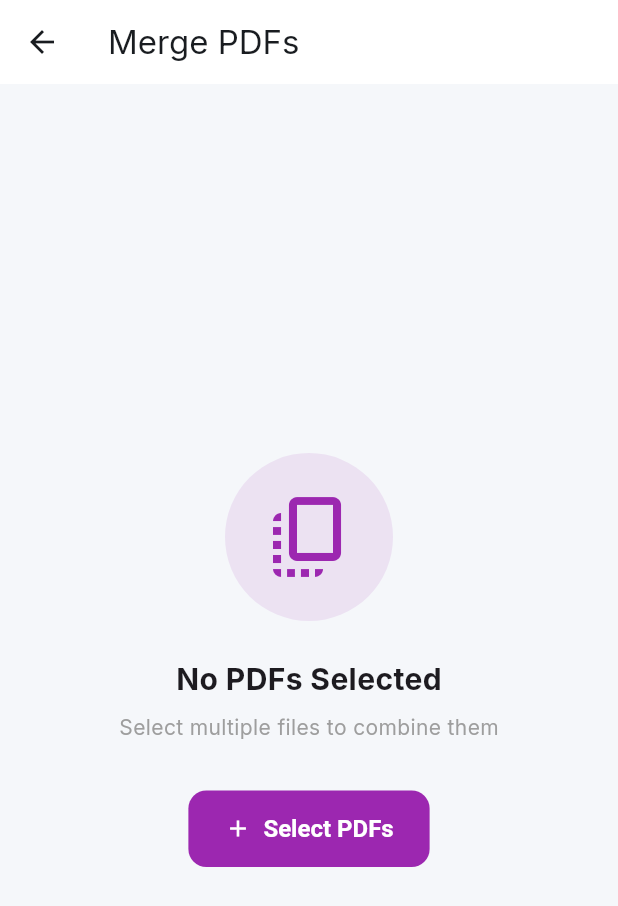
After one commit to hemantrajsen/MintPDF-App, a Flutter app: the MergePdfScreen screen opened directly, after a tap on "Select PDFs", on a phone screen of 412 x 824 dp. The commit adds this screen. Shown: the top 906 px of the screen. Run offline on Flutter 3.47's test engine with Material 3 defaults, Android fonts, the phone set to English and light mode, and no system bars; our stand-ins replace file_picker, flutter_riverpod, google_fonts, image_picker, open_file, reorderable_grid_view and 1 more; missing offline and left inert: pdf_render, syncfusion_flutter_pdf.

Commit message:
Added the feature: Merge PDF and drag and drop to the Image to PDF

```diff
--- /dev/null
+++ b/lib/features/pdf_processing/presentation/merge_pdf_controller.dart
@@ -0,0 +1,132 @@
+import 'dart:io';
+import 'package:flutter_riverpod/flutter_riverpod.dart';
+import 'package:file_picker/file_picker.dart';
+import 'package:mintpdf/features/pdf_processing/data/providers.dart';
+import 'package:share_plus/share_plus.dart';
+
+class MergePdfState {
+  final bool isLoading;
+  final bool isMerging;
+  final List<File> selectedFiles;
+  final File? mergedPdf;
+  final String? error;
+
+  const MergePdfState({
+    this.isLoading = false,
+    this.isMerging = false,
+    this.selectedFiles = const [],
+    this.mergedPdf,
+    this.error,
+  });
+
+  MergePdfState copyWith({
+    bool? isLoading,
+    bool? isMerging,
+    List<File>? selectedFiles,
+    File? mergedPdf,
+    String? error,
+  }) {
+    return MergePdfState(
+      isLoading: isLoading ?? this.isLoading,
+      isMerging: isMerging ?? this.isMerging,
+      selectedFiles: selectedFiles ?? this.selectedFiles,
+      mergedPdf: mergedPdf ?? this.mergedPdf,
+      error: error,
+    );
+  }
+}
+
+class MergePdfNotifier extends StateNotifier<MergePdfState> {
+  final Ref ref;
+
+  MergePdfNotifier(this.ref) : super(const MergePdfState());
+
+  // 1. Pick Multiple PDFs
+  Future<void> pickFiles() async {
+    try {
+      state = state.copyWith(isLoading: true, error: null);
+
+      final result = await FilePicker.platform.pickFiles(
+        type: FileType.custom,
+        allowedExtensions: ['pdf'],
+        allowMultiple: true, // Crucial for merging
+      );
+
+      if (result != null) {
+        final newFiles = result.paths
+            .where((path) => path != null)
+            .map((path) => File(path!))
+            .toList();
+
+        // Append to existing list
+        state = state.copyWith(
+          isLoading: false,
+          selectedFiles: [...state.selectedFiles, ...newFiles],
+        );
+      } else {
+        state = state.copyWith(isLoading: false);
+      }
+    } catch (e) {
+      state = state.copyWith(isLoading: false, error: "Failed to pick files: $e");
+    }
+  }
+
+  // 2. Reorder Files (Drag & Drop logic)
+  void reorderFiles(int oldIndex, int newIndex) {
+    if (oldIndex < newIndex) {
+      newIndex -= 1;
+    }
+    final List<File> newList = List.from(state.selectedFiles);
+    final File item = newList.removeAt(oldIndex);
+    newList.insert(newIndex, item);
+
+    state = state.copyWith(selectedFiles: newList);
+  }
+
+  // 3. Remove a file
+  void removeFile(int index) {
+    final newList = List<File>.from(state.selectedFiles);
+    newList.removeAt(index);
+    state = state.copyWith(selectedFiles: newList);
+  }
+
+  // 4. Execute Merge
+  Future<void> mergeDocuments(String fileName) async {
+    if (state.selectedFiles.length < 2) {
+      state = state.copyWith(error: "Please select at least 2 PDF files");
+      return;
+    }
+
+    try {
+      state = state.copyWith(isMerging: true, error: null);
+
+      final repository = ref.read(pdfRepositoryProvider);
+      final File rawMerged = await repository.mergePdfs(state.selectedFiles);
+
+      // Rename
+      final String dir = rawMerged.parent.path;
+      final String cleanName = fileName.endsWith('.pdf') ? fileName : '$fileName.pdf';
+      final String newPath = '$dir/$cleanName';
+      final File finalFile = await rawMerged.rename(newPath);
+
+      state = state.copyWith(isMerging: false, mergedPdf: finalFile);
+
+      // Share immediately
+      await Share.shareXFiles(
+        [XFile(finalFile.path)],
+        text: 'Merged PDF from MintPDF',
+      );
+
+    } catch (e) {
+      state = state.copyWith(isMerging: false, error: "Merge failed: $e");
+    }
+  }
+
+  void reset() {
+    state = const MergePdfState();
+  }
+}
+
+final mergePdfProvider = StateNotifierProvider<MergePdfNotifier, MergePdfState>((ref) {
+  return MergePdfNotifier(ref);
+});
--- /dev/null
+++ b/lib/features/pdf_processing/presentation/merge_pdf_screen.dart
@@ -0,0 +1,174 @@
+import 'package:flutter/material.dart';
+import 'package:flutter_riverpod/flutter_riverpod.dart';
+import 'package:mintpdf/core/theme/app_colors.dart';
+import 'merge_pdf_controller.dart';
+
+class MergePdfScreen extends ConsumerWidget {
+  const MergePdfScreen({super.key});
+
+  @override
+  Widget build(BuildContext context, WidgetRef ref) {
+    final state = ref.watch(mergePdfProvider);
+    final controller = ref.read(mergePdfProvider.notifier);
+
+    ref.listen(mergePdfProvider, (prev, next) {
+      if (next.error != null) {
+        ScaffoldMessenger.of(context).showSnackBar(
+          SnackBar(content: Text(next.error!), backgroundColor: AppColors.error),
+        );
+      }
+      if (next.mergedPdf != null && prev?.mergedPdf != next.mergedPdf) {
+        ScaffoldMessenger.of(context).showSnackBar(
+          const SnackBar(content: Text("PDF Merged Successfully!"), backgroundColor: AppColors.success),
+        );
+      }
+    });
+
+    return Scaffold(
+      appBar: AppBar(
+        title: const Text("Merge PDFs"),
+        actions: [
+          if (state.selectedFiles.isNotEmpty)
+            IconButton(
+              icon: const Icon(Icons.add),
+              onPressed: () => controller.pickFiles(),
+            ),
+        ],
+      ),
+      floatingActionButton: state.selectedFiles.length >= 2
+          ? FloatingActionButton.extended(
+              onPressed: state.isMerging ? null : () => _showSaveDialog(context, controller),
+              label: Text(state.isMerging ? "Merging..." : "Merge Now"),
+              icon: state.isMerging
+                ? const SizedBox(width: 20, height: 20, child: CircularProgressIndicator(color: Colors.white))
+                : const Icon(Icons.merge_type),
+            )
+          : null,
+      body: state.selectedFiles.isEmpty
+          ? _buildEmptyState(context, controller)
+          : _buildList(context, state, controller),
+    );
+  }
+
+  Widget _buildEmptyState(BuildContext context, MergePdfNotifier controller) {
+    return Center(
+      child: Column(
+        mainAxisAlignment: MainAxisAlignment.center,
+        children: [
+          Container(
+            padding: const EdgeInsets.all(24),
+            decoration: BoxDecoration(
+              color: Colors.purple.withOpacity(0.1),
+              shape: BoxShape.circle,
+            ),
+            child: const Icon(Icons.copy_all, size: 64, color: Colors.purple),
+          ),
+          const SizedBox(height: 24),
+          const Text("No PDFs Selected", style: TextStyle(fontSize: 20, fontWeight: FontWeight.bold)),
+          const SizedBox(height: 8),
+          const Text("Select multiple files to combine them", style: TextStyle(color: Colors.grey)),
+          const SizedBox(height: 32),
+          FilledButton.icon(
+            onPressed: () => controller.pickFiles(),
+            icon: const Icon(Icons.add),
+            label: const Text("Select PDFs"),
+            style: FilledButton.styleFrom(backgroundColor: Colors.purple),
+          ),
+        ],
+      ),
+    );
+  }
+
+  Widget _buildList(BuildContext context, MergePdfState state, MergePdfNotifier controller) {
+    return Column(
+      children: [
+        Padding(
+          padding: const EdgeInsets.all(16.0),
+          child: Text(
+            "Drag items to reorder • ${state.selectedFiles.length} files",
+            style: TextStyle(color: Colors.grey[600], fontSize: 12),
+          ),
+        ),
+        Expanded(
+          child: ReorderableListView.builder(
+            padding: const EdgeInsets.only(bottom: 100),
+            itemCount: state.selectedFiles.length,
+            onReorder: (oldIndex, newIndex) => controller.reorderFiles(oldIndex, newIndex),
+            itemBuilder: (context, index) {
+              final file = state.selectedFiles[index];
+              final fileName = file.path.split('/').last;
+
+              return Card(
+                key: ValueKey(file.path), // Important for ReorderableListView
+                margin: const EdgeInsets.symmetric(horizontal: 16, vertical: 4),
+                elevation: 0,
+                color: Theme.of(context).cardTheme.color,
+                shape: RoundedRectangleBorder(
+                  borderRadius: BorderRadius.circular(12),
+                  side: BorderSide(color: Colors.grey.withOpacity(0.2)),
+                ),
+                child: ListTile(
+                  leading: Container(
+                    padding: const EdgeInsets.all(8),
+                    decoration: BoxDecoration(
+                      color: Colors.red.withOpacity(0.1),
+                      borderRadius: BorderRadius.circular(8),
+                    ),
+                    child: const Icon(Icons.picture_as_pdf, color: Colors.red, size: 20),
+                  ),
+                  title: Text(fileName, maxLines: 1, overflow: TextOverflow.ellipsis),
+                  trailing: Row(
+                    mainAxisSize: MainAxisSize.min,
+                    children: [
+                      IconButton(
+                        icon: const Icon(Icons.close, size: 20),
+                        onPressed: () => controller.removeFile(index),
+                      ),
+                      const Icon(Icons.drag_handle, color: Colors.grey),
+                    ],
+                  ),
+                ),
+              );
+            },
+          ),
+        ),
+      ],
+    );
+  }
+
+  void _showSaveDialog(BuildContext context, MergePdfNotifier controller) {
+    final textController = TextEditingController(text: "Merged_${DateTime.now().millisecondsSinceEpoch}");
+    showDialog(
+      context: context,
+      builder: (ctx) => AlertDialog(
+        title: const Text("Merge PDFs"),
+        content: Column(
+          mainAxisSize: MainAxisSize.min,
+          crossAxisAlignment: CrossAxisAlignment.start,
+          children: [
+            const Text("Filename", style: TextStyle(fontWeight: FontWeight.bold, fontSize: 12)),
+            const SizedBox(height: 8),
+            TextField(
+              controller: textController,
+              autofocus: true,
+              decoration: const InputDecoration(
+                suffixText: ".pdf",
+                border: OutlineInputBorder(),
+              ),
+            ),
+          ],
+        ),
+        actions: [
+          TextButton(onPressed: () => Navigator.pop(ctx), child: const Text("Cancel")),
+          FilledButton(
+            onPressed: () {
+              Navigator.pop(ctx);
+              controller.mergeDocuments(textController.text);
+            },
+            child: const Text("Merge"),
+          ),
+        ],
+      ),
+    );
+  }
+}
--- a/pubspec.yaml
+++ b/pubspec.yaml
@@ -51,6 +51,7 @@ dependencies:
   equatable: ^2.0.5
   uuid: ^4.3.3
   share_plus: ^12.0.1
+  reorderable_grid_view: ^2.2.8
 
 
 dev_dependencies:
```
Also changed, not shown: lib/features/home/presentation/home_screen.dart (+9 -1 lines), lib/features/pdf_processing/presentation/image_to_pdf_controller.dart (+7 -0 lines), lib/features/pdf_processing/presentation/image_to_pdf_screen.dart (+35 -2 lines), pubspec.lock.
